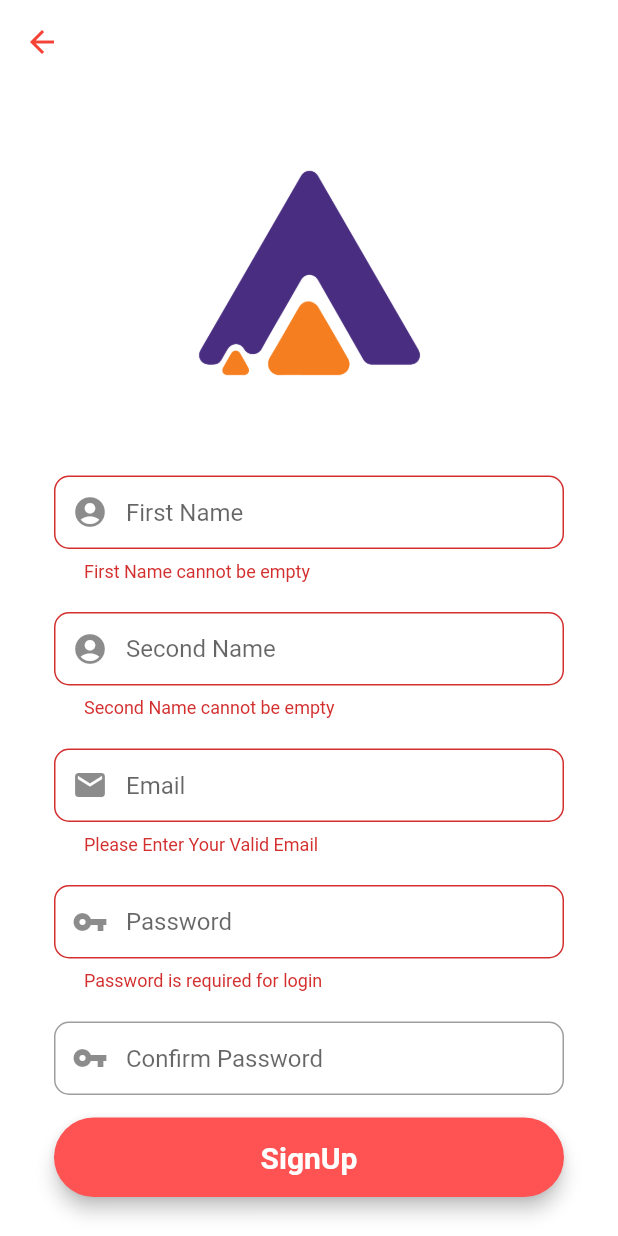
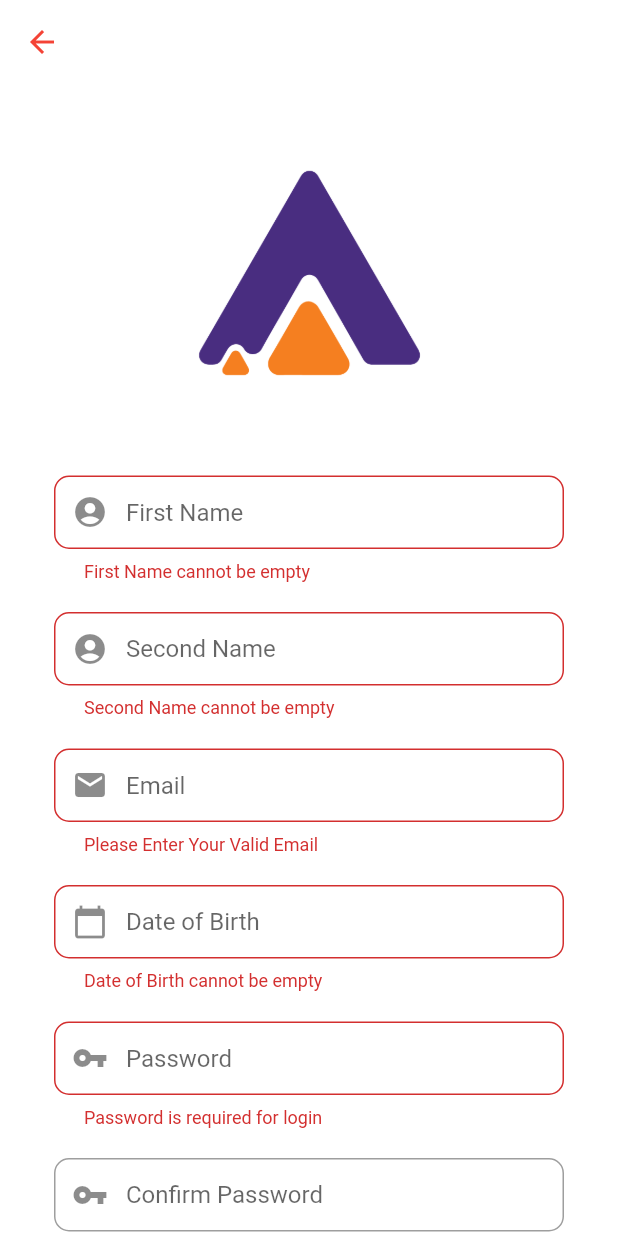
Before and after one commit to surajojha/AppDevelopment, a Flutter app: the RegistrationScreen screen opened directly, after a tap on "SignUp", on a phone screen of 412 x 824 dp. Run offline on Flutter 3.47's test engine with Material 2 defaults, Android fonts, the phone set to English and light mode, and no system bars; our stand-ins replace cloud_firestore, firebase_auth, firebase_core, flutter_form_builder, flutter_masked_text, fluttertoast and 1 more; accounts and stored records are empty.

Commit message:
adding new file constants.dart and modified usermodel

```diff
--- /dev/null
+++ b/lib/constants.dart
@@ -0,0 +1,4 @@
+class ApiConstants {
+  static String baseUrl = '';
+  static String usersEndpoint = '';
+}
--- a/lib/model/user_model.dart
+++ b/lib/model/user_model.dart
@@ -1,29 +1,49 @@
+// ignore: implementation_imports
+import 'dart:convert';
+
+// ignore: implementation_imports
+import 'package:flutter/src/widgets/editable_text.dart';
+
+List<UserModel> userModelFromJson(String str) =>
+    List<UserModel>.from(json.decode(str).map((x) => UserModel.fromJson(x)));
+
+String userModelToJson(List<UserModel> data) =>
+    json.encode(List<dynamic>.from(data.map((x) => x.toJson)));
+
 class UserModel {
   String? uid;
   String? email;
   String? firstName;
   String? secondName;
+  String? dateOfBirth;
 
-  UserModel({this.uid, this.email, this.firstName, this.secondName});
+  TextEditingController dob;
 
-  //creating QR
+  UserModel(
+      {this.uid,
+      this.email,
+      this.firstName,
+      this.secondName,
+      required this.dob});
 
   //data from server
-  factory UserModel.fromMap(map) {
+  factory UserModel.fromJson(map) {
     return UserModel(
         uid: map['uid'],
         email: map['email'],
         firstName: map['firstName'],
-        secondName: map['secondName']);
+        secondName: map['secondName'],
+        dob: map['dateOfBirth']);
   }
 
   //sending data to our server
-  Map<String, dynamic> toMap() {
+  Map<String, dynamic> toJson() {
     return {
       'uid': uid,
       'email': email,
       'firstName': firstName,
       'secondName': secondName,
+      'dob': dateOfBirth,
     };
   }
 }
--- a/lib/screens/registration_screen.dart
+++ b/lib/screens/registration_screen.dart
@@ -1,11 +1,18 @@
+// ignore_for_file: unnecessary_const
+
 import 'package:cloud_firestore/cloud_firestore.dart';
 import 'package:firebase_auth/firebase_auth.dart';
 import 'package:flutter/material.dart';
 import 'package:flutter_app/model/user_model.dart';
 import 'package:flutter_app/screens/home_screen.dart';
+// ignore: import_of_legacy_library_into_null_safe
+import 'package:flutter_masked_text/flutter_masked_text.dart';
 import 'package:fluttertoast/fluttertoast.dart';
 // ignore: unused_import
+import 'package:flutter_form_builder/flutter_form_builder.dart';
+// ignore: unused_import
 import 'package:qr_flutter/qr_flutter.dart';
+import 'package:intl/intl.dart';
 
 class RegistrationScreen extends StatefulWidget {
   const RegistrationScreen({Key? key}) : super(key: key);
@@ -26,6 +33,9 @@ class _RegistrationScreenState extends State<RegistrationScreen> {
   final passwordEditingController = TextEditingController();
   final confirmPasswordEditingController = TextEditingController();
   final TextEditingController qrTextController = TextEditingController();
+  final bool autoValidate = true;
+
+  final dateOfBirthEditingController = MaskedTextController(mask: '00/00');
 
   @override
   Widget build(BuildContext context) {
@@ -89,6 +99,58 @@ class _RegistrationScreenState extends State<RegistrationScreen> {
       ),
     );
 
+    final dateOfBirth = TextFormField(
+      autofocus: false,
+      controller: dateOfBirthEditingController,
+      keyboardType: TextInputType.name,
+      //validator
+      validator: (value) {
+        if (value!.isEmpty) {
+          return ("Date of Birth cannot be empty");
+        }
+        return null;
+      },
+
+      onSaved: (value) {
+        dateOfBirthEditingController.text = value!;
+      },
+      textInputAction: TextInputAction.next,
+      decoration: InputDecoration(
+        prefixIcon: const Icon(Icons.calendar_today),
+        contentPadding: const EdgeInsets.fromLTRB(20, 15, 20, 15),
+        hintText: "Date of Birth",
+        border: OutlineInputBorder(
+          borderRadius: BorderRadius.circular(10),
+        ),
+      ),
+    );
+
+    /*final dateOfBirth = TextFormField(
+      decoration: const InputDecoration(
+        prefixIcon: Icon(Icons.calendar_today),
+        contentPadding: EdgeInsets.fromLTRB(20, 15, 20, 15),
+        hintText: "Enter your date of birth",
+        labelText: 'Date of Birth',
+      ),
+      validator: ((value) {
+        if (value!.isEmpty) {
+          return ("Date of birth cannot be empty");
+        }
+        return null;
+
+        //demo for automatically slash after 2 digit
+      }
+      onSaved:(value) {
+        dateOfBirthEditingController.text = value!;
+      },
+      textInputFieldAction: TextInputAction.next,
+      decoration: InputDecoration(
+
+      )
+
+      ),
+    );
+*/
     //femail field
     final emailField = TextFormField(
       autofocus: false,
@@ -235,6 +297,8 @@ class _RegistrationScreenState extends State<RegistrationScreen> {
                       const SizedBox(height: 20),
                       emailField,
                       const SizedBox(height: 20),
+                      dateOfBirth,
+                      const SizedBox(height: 20),
                       passwordField,
                       const SizedBox(height: 20),
                       confirmPasswordField,
@@ -260,6 +324,14 @@ class _RegistrationScreenState extends State<RegistrationScreen> {
     }
   }
 
+  formater() {
+    var now =
+        DateTime.now(); //or u can pass the input text like _textController.text
+    var formatter = DateFormat('dd-MM-yyyy');
+    String formatted = formatter.format(now);
+    return formatted;
+  }
+
   postDetailsToFirestore() async {
     //calling  our firestore
     //calling our user model
@@ -267,7 +339,7 @@ class _RegistrationScreenState extends State<RegistrationScreen> {
     FirebaseFirestore firebaseFirestore = FirebaseFirestore.instance;
     User? user = _auth.currentUser;
 
-    UserModel userModel = UserModel();
+    UserModel userModel = UserModel(dob: dateOfBirthEditingController);
 
     //writing all the values
 
@@ -275,11 +347,12 @@ class _RegistrationScreenState extends State<RegistrationScreen> {
     userModel.uid = user.uid;
     userModel.firstName = firstNameEditingController.text;
     userModel.secondName = secondNameEditingController.text;
+    userModel.dob = dateOfBirthEditingController;
 
     await firebaseFirestore
         .collection("users")
         .doc(user.uid)
-        .set(userModel.toMap());
+        .set(userModel.toJson());
     Fluttertoast.showToast(msg: "Account created successfull");
 
     Navigator.pushAndRemoveUntil(
--- a/pubspec.yaml
+++ b/pubspec.yaml
@@ -38,6 +38,11 @@ dependencies:
   firebase_storage:
   qr_code_scanner: ^1.0.1
   http: ^0.13.5
+  shared_preferences: ^2.0.15
+  provider: ^6.0.3
+  flutter_form_builder: ^7.6.0
+  intl: ^0.17.0
+  flutter_masked_text: ^0.8.0
 
 dev_dependencies:
   flutter_lints: ^2.0.0
```
Also changed, not shown: lib/screens/home_screen.dart (+5 -4 lines), lib/model/post.dart (deleted), lib/screens/qr_code_generator.dart (renamed from lib/screens/QrCodeGenerator.dart), pubspec.lock, 1 other file.
